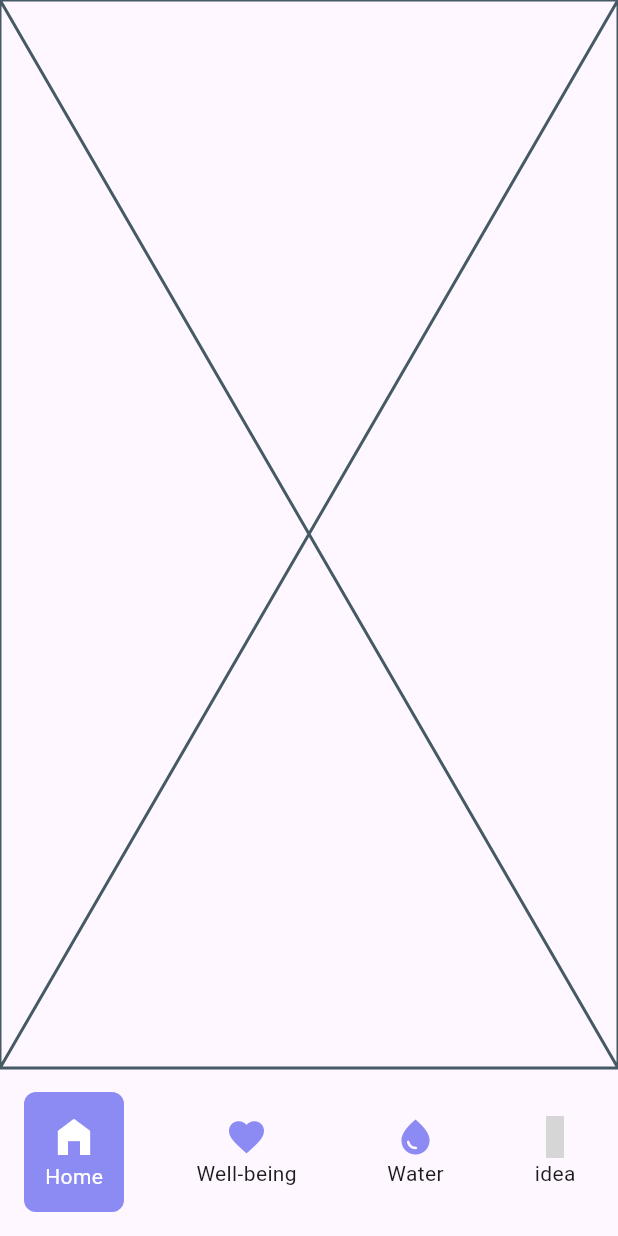
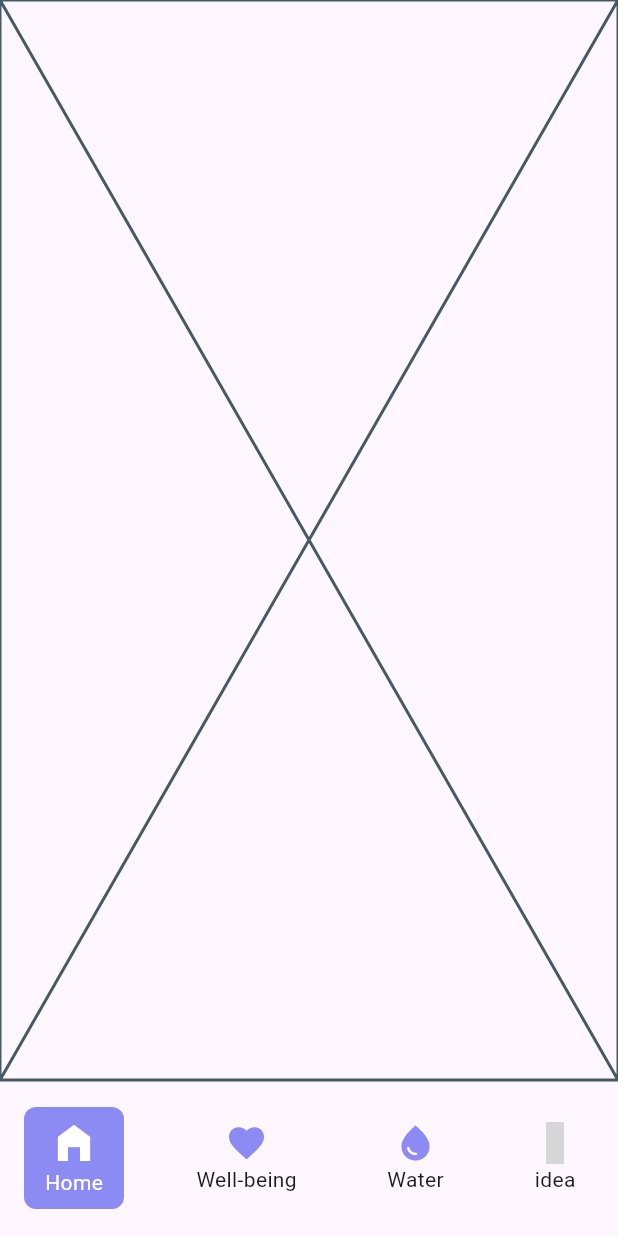
Before and after one commit to JAICHANGPARK/flutter_notebook_chapter_43, a Flutter app: the HabitJournalMainScreen screen opened directly, on a phone screen of 412 x 824 dp. Run offline on Flutter 3.47's test engine with Material 3 defaults, Android fonts, the phone set to English and light mode, and no system bars; our stand-ins replace gap, hugeicons; grey boxes are pictures that could not be loaded.

Commit message:
Update habit_journal_main_screen.dart

```diff
--- a/lib/ep2173_habit_journal_app/ui/habit_journal_main_screen.dart
+++ b/lib/ep2173_habit_journal_app/ui/habit_journal_main_screen.dart
@@ -30,7 +30,7 @@ class _HabitJournalMainScreenState extends State<HabitJournalMainScreen> {
                     color: HabitAppTheme.primary,
                     borderRadius: BorderRadius.circular(8),
                   ),
-                  padding: EdgeInsets.symmetric(horizontal: 14, vertical: 14),
+                  padding: EdgeInsets.symmetric(horizontal: 14, vertical: 8),
                   child: Column(
                     children: [
                       Icon(
```
